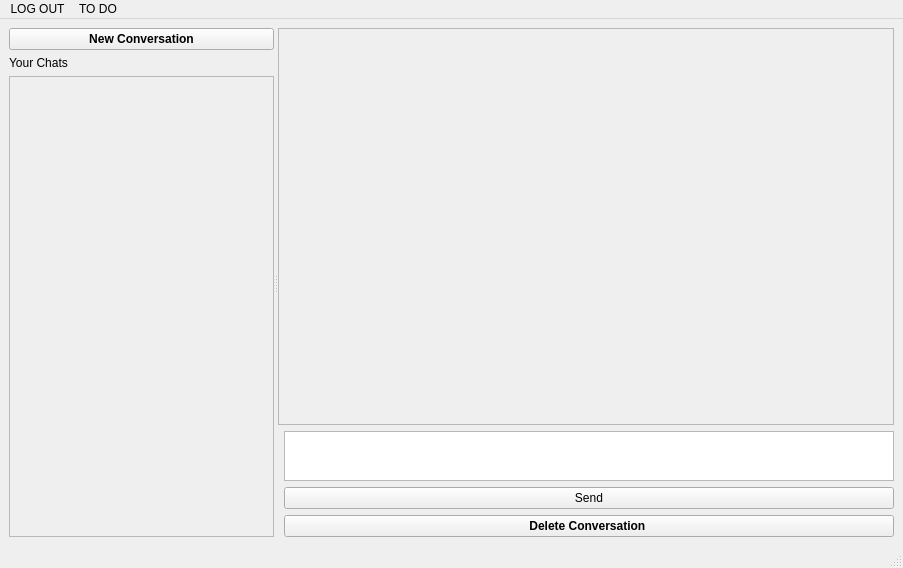
The window that LAA/mainwindow.ui (Louda511/Lawyer_Assistant_App) describes before a commit, drawn with Qt 5.
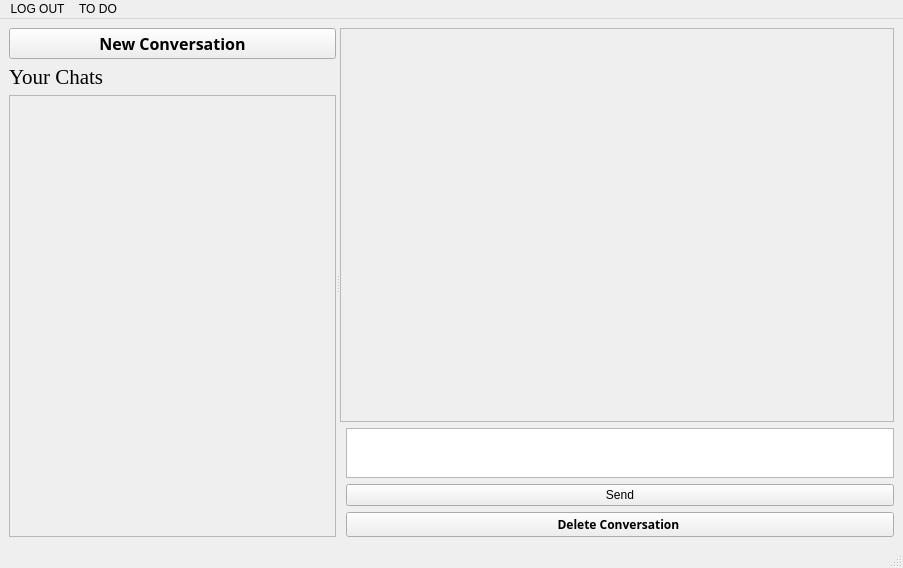
The same window after the commit.

Commit message:
frontend/feature/#23/styling_the_page:all frontend style
Styling all components and elements of the page

```diff
--- a/LAA/mainwindow.ui
+++ b/LAA/mainwindow.ui
@@ -26,6 +26,8 @@
          <widget class="QPushButton" name="pushButtonNewChat">
           <property name="font">
            <font>
+            <family>Ink Free</family>
+            <pointsize>12</pointsize>
             <bold>true</bold>
            </font>
           </property>
@@ -39,6 +41,12 @@
         </item>
         <item>
          <widget class="QLabel" name="label">
+          <property name="font">
+           <font>
+            <family>Georgia</family>
+            <pointsize>16</pointsize>
+           </font>
+          </property>
           <property name="text">
            <string>Your Chats</string>
           </property>
@@ -54,8 +62,8 @@
             <rect>
              <x>0</x>
              <y>0</y>
-             <width>256</width>
-             <height>445</height>
+             <width>297</width>
+             <height>413</height>
             </rect>
            </property>
            <layout class="QVBoxLayout" name="verticalLayout_4">
@@ -80,8 +88,8 @@
             <rect>
              <x>0</x>
              <y>0</y>
-             <width>612</width>
-             <height>380</height>
+             <width>571</width>
+             <height>366</height>
             </rect>
            </property>
            <layout class="QVBoxLayout" name="verticalLayout_2">
@@ -109,6 +117,7 @@
          <widget class="QPushButton" name="pushButtonDeleteConversation">
           <property name="font">
            <font>
+            <family>Bell MT</family>
             <bold>true</bold>
            </font>
           </property>
@@ -131,6 +140,11 @@
             <height>50</height>
            </size>
           </property>
+          <property name="font">
+           <font>
+            <family>Arial Black</family>
+           </font>
+          </property>
          </widget>
         </item>
        </layout>
```
Left out of the diff: 2 changed lines with no effect on the pictures. The commit also changes 1 other file.
